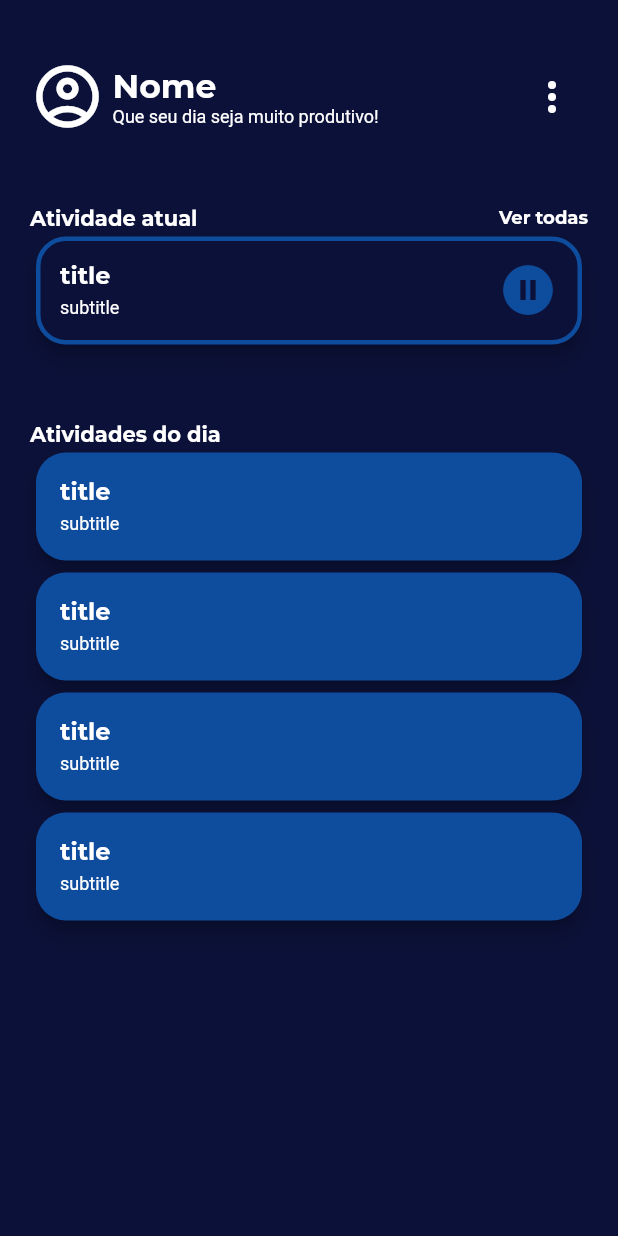
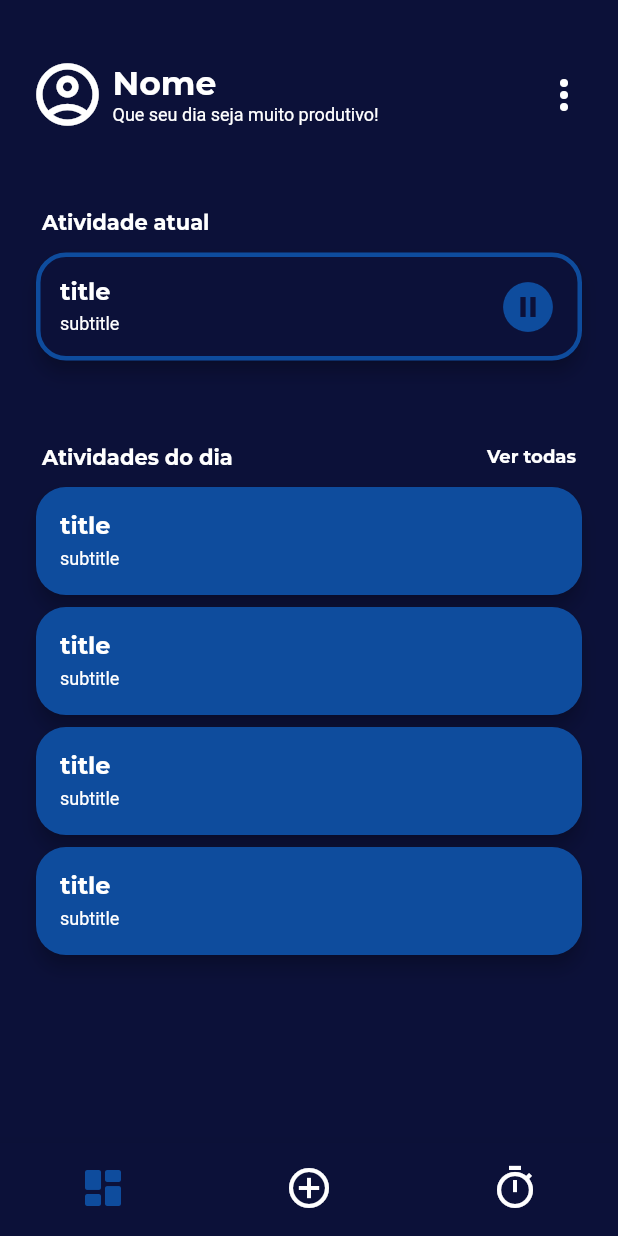
Before and after one commit to yurilima7/pomodoro, a Flutter app: the Home screen opened by its route, on a phone screen of 412 x 824 dp. Run offline on Flutter 3.47's test engine with Material 2 defaults, Android fonts, the phone set to English and light mode, and no system bars; our stand-ins replace flutter_svg, shared_preferences, sqflite; missing offline and left inert: validatorless; accounts and stored records are empty.

Commit message:
Home pt 2

```diff
--- a/lib/app/core/theme/theme_settings.dart
+++ b/lib/app/core/theme/theme_settings.dart
@@ -70,6 +70,16 @@ class ThemeSettings {
       elevation: 0,
     ),
 
+    bottomNavigationBarTheme: BottomNavigationBarThemeData(
+      backgroundColor: ColorsStyles.primary,
+      unselectedItemColor: ColorsStyles.white,
+      selectedItemColor: ColorsStyles.secondary,
+      selectedIconTheme: const IconThemeData(size: 32),
+      unselectedIconTheme: const IconThemeData(size: 32),
+      showSelectedLabels: false,
+      showUnselectedLabels: false,
+    ),
+
     scaffoldBackgroundColor: ColorsStyles.primary,
   );
 }
--- /dev/null
+++ b/lib/app/core/widgets/bar.dart
@@ -0,0 +1,46 @@
+import 'package:flutter/material.dart';
+
+class Bar extends StatefulWidget {
+  const Bar({Key? key}) : super(key: key);
+
+  @override
+  State<Bar> createState() => _BarState();
+}
+
+class _BarState extends State<Bar> {
+  int _selectedIndex = 0;
+
+  void _onItemTapped(int index) {
+    setState(() {
+      _selectedIndex = index;
+    });
+  }
+
+  @override
+  Widget build(BuildContext context) {
+    return BottomNavigationBar(
+      items: <BottomNavigationBarItem>[
+        BottomNavigationBarItem(
+          icon: _selectedIndex == 0
+              ? const Icon(Icons.dashboard_rounded)
+              : const Icon(Icons.dashboard_outlined),
+          label: 'Dashboard',
+        ),
+        BottomNavigationBarItem(
+          icon: _selectedIndex == 1
+              ? const Icon(Icons.add_circle_rounded)
+              : const Icon(Icons.add_circle_outline_outlined),
+          label: 'Adicionar Tarefa',
+        ),
+        BottomNavigationBarItem(
+          icon: _selectedIndex == 2
+              ? const Icon(Icons.timer_rounded)
+              : const Icon(Icons.timer_outlined),
+          label: 'Todas as Tarefas',
+        ),
+      ],
+      currentIndex: _selectedIndex,
+      onTap: _onItemTapped,
+    );
+  }
+}
--- a/lib/app/views/home_screen/home.dart
+++ b/lib/app/views/home_screen/home.dart
@@ -1,11 +1,11 @@
 import 'package:flutter/material.dart';
-import 'package:pomodoro/app/core/styles/colors_styles.dart';
-import 'package:pomodoro/app/core/styles/text_styles.dart';
-import 'package:pomodoro/app/core/widgets/main_card.dart';
-import 'package:pomodoro/app/core/widgets/outlined_card.dart';
+import 'package:pomodoro/app/core/widgets/bar.dart';
+import 'package:pomodoro/app/views/home_screen/widgets/current_activity.dart';
+import 'package:pomodoro/app/views/home_screen/widgets/day_activities.dart';
+import 'package:pomodoro/app/views/home_screen/widgets/user_data.dart';
 
 class Home extends StatelessWidget {
-  const Home({super.key});
+  const Home({Key? key}) : super(key: key);
 
   @override
   Widget build(BuildContext context) {
@@ -29,93 +29,15 @@ class Home extends StatelessWidget {
                             bottom: constraints.maxHeight * .06,
                           ),
 
-                          child: Row(
-                            mainAxisAlignment: MainAxisAlignment.spaceBetween,
-
-                            children: [
-                              Row(
-                                children: [
-                                  Icon(
-                                    Icons.account_circle_outlined,
-                                    size: 50,
-                                    color: ColorsStyles.white,
-                                  ),
-
-                                  const SizedBox(width: 5,),
-
-                                  Column(
-                                    crossAxisAlignment: CrossAxisAlignment.start,
-                                    children: [
-                                      Text(
-                                        'Nome',
-                                        style: TextStyles().titleSecondary,
-                                      ),
-                                      Text(
-                                        'Que seu dia seja muito produtivo!',
-                                        style: TextStyles().litteText,
-                                      ),
-                                    ],
-                                  ),
-                                ],
-                              ),
-
-                              IconButton(
-                                onPressed: () {},
-                                icon: Icon(Icons.more_vert, size: 32, color: ColorsStyles.white,),
-                              ),
-                            ],
-                          ),
+                          child: const UserData(),
                         ),
 
                         Container(
                           margin: EdgeInsets.only(bottom: constraints.maxHeight * .06),
-                          child: Column(
-                            crossAxisAlignment: CrossAxisAlignment.start,
-
-                            children: [
-                              Row(
-                                mainAxisAlignment: MainAxisAlignment.spaceBetween,
-
-                                children: [
-                                  Text(
-                                    'Atividade atual',
-                                    style: TextStyles().titleTertiary,
-                                  ),
-                                  Text(
-                                    'Ver todas',
-                                    style: TextStyles().litteTextBold,
-                                  ),
-                                ],
-                              ),
-
-                              const OutlinedCard(title: 'title', subtitle: 'subtitle'),
-                            ],
-                          ),
+                          child: const CurrentActivity(),
                         ),
 
-                        Column(
-                          crossAxisAlignment: CrossAxisAlignment.start,
-
-                          children: [
-                            Text(
-                              'Atividades do dia',
-                              style: TextStyles().titleTertiary,
-                            ),
-
-                            SizedBox(
-                              height: 320,
-                              child: ListView.builder(
-                                physics:const NeverScrollableScrollPhysics(),
-                                shrinkWrap: true,
-                                itemCount: 4,
-                                itemBuilder: (_, i) => const MainCard(
-                                  title: 'title',
-                                  subtitle: 'subtitle',
-                                ),
-                              ),
-                            ),
-                          ],
-                        ),
+                        const DayActivities(),
                       ],
                     ),
                   ),
@@ -125,6 +47,8 @@ class Home extends StatelessWidget {
           ),
         ),
       ),
+
+      bottomNavigationBar: const Bar(),
     );
   }
 }
--- /dev/null
+++ b/lib/app/views/home_screen/widgets/current_activity.dart
@@ -0,0 +1,34 @@
+import 'package:flutter/material.dart';
+import 'package:pomodoro/app/core/styles/text_styles.dart';
+import 'package:pomodoro/app/core/widgets/outlined_card.dart';
+
+class CurrentActivity extends StatefulWidget {
+  const CurrentActivity({Key? key}) : super(key: key);
+
+  @override
+  State<CurrentActivity> createState() => _CurrentActivityState();
+}
+
+class _CurrentActivityState extends State<CurrentActivity> {
+  @override
+  Widget build(BuildContext context) {
+    return Column(
+      crossAxisAlignment: CrossAxisAlignment.start,
+      children: [
+        Row(
+          mainAxisAlignment: MainAxisAlignment.spaceBetween,
+          children: [
+            Padding(
+              padding: const EdgeInsets.all(8.0),
+              child: Text(
+                'Atividade atual',
+                style: TextStyles().titleTertiary,
+              ),
+            ),
+          ],
+        ),
+        const OutlinedCard(title: 'title', subtitle: 'subtitle'),
+      ],
+    );
+  }
+}
--- /dev/null
+++ b/lib/app/views/home_screen/widgets/day_activities.dart
@@ -0,0 +1,52 @@
+import 'package:flutter/material.dart';
+import 'package:pomodoro/app/core/styles/text_styles.dart';
+import 'package:pomodoro/app/core/widgets/main_card.dart';
+
+class DayActivities extends StatefulWidget {
+  const DayActivities({Key? key}) : super(key: key);
+
+  @override
+  State<DayActivities> createState() => _DayActivitiesState();
+}
+
+class _DayActivitiesState extends State<DayActivities> {
+  @override
+  Widget build(BuildContext context) {
+    return Column(
+      crossAxisAlignment: CrossAxisAlignment.start,
+      children: [
+        Padding(
+          padding: const EdgeInsets.all(8.0),
+          child: Row(
+            mainAxisAlignment: MainAxisAlignment.spaceBetween,
+            children: [
+              Text(
+                'Atividades do dia',
+                style: TextStyles().titleTertiary,
+              ),
+              InkWell(
+                onTap: (){},
+                child: Text(
+                  'Ver todas',
+                  style: TextStyles().litteTextBold,
+                ),
+              ),
+            ],
+          ),
+        ),
+        SizedBox(
+          height: 320,
+          child: ListView.builder(
+            physics: const NeverScrollableScrollPhysics(),
+            shrinkWrap: true,
+            itemCount: 4,
+            itemBuilder: (_, i) => const MainCard(
+              title: 'title',
+              subtitle: 'subtitle',
+            ),
+          ),
+        ),
+      ],
+    );
+  }
+}
--- /dev/null
+++ b/lib/app/views/home_screen/widgets/user_data.dart
@@ -0,0 +1,54 @@
+import 'package:flutter/material.dart';
+import 'package:pomodoro/app/core/styles/colors_styles.dart';
+import 'package:pomodoro/app/core/styles/text_styles.dart';
+
+class UserData extends StatefulWidget {
+  const UserData({Key? key}) : super(key: key);
+
+  @override
+  State<UserData> createState() => _UserDataState();
+}
+
+class _UserDataState extends State<UserData> {
+  @override
+  Widget build(BuildContext context) {
+    return Row(
+      mainAxisAlignment: MainAxisAlignment.spaceBetween,
+      children: [
+        Row(
+          children: [
+            Icon(
+              Icons.account_circle_outlined,
+              size: 50,
+              color: ColorsStyles.white,
+            ),
+            const SizedBox(
+              width: 5,
+            ),
+            Column(
+              crossAxisAlignment: CrossAxisAlignment.start,
+              children: [
+                Text(
+                  'Nome',
+                  style: TextStyles().titleSecondary,
+                ),
+                Text(
+                  'Que seu dia seja muito produtivo!',
+                  style: TextStyles().litteText,
+                ),
+              ],
+            ),
+          ],
+        ),
+        InkWell(
+          onTap: () {},
+          child: Icon(
+            Icons.more_vert,
+            size: 32,
+            color: ColorsStyles.white,
+          ),
+        ),
+      ],
+    );
+  }
+}
```
